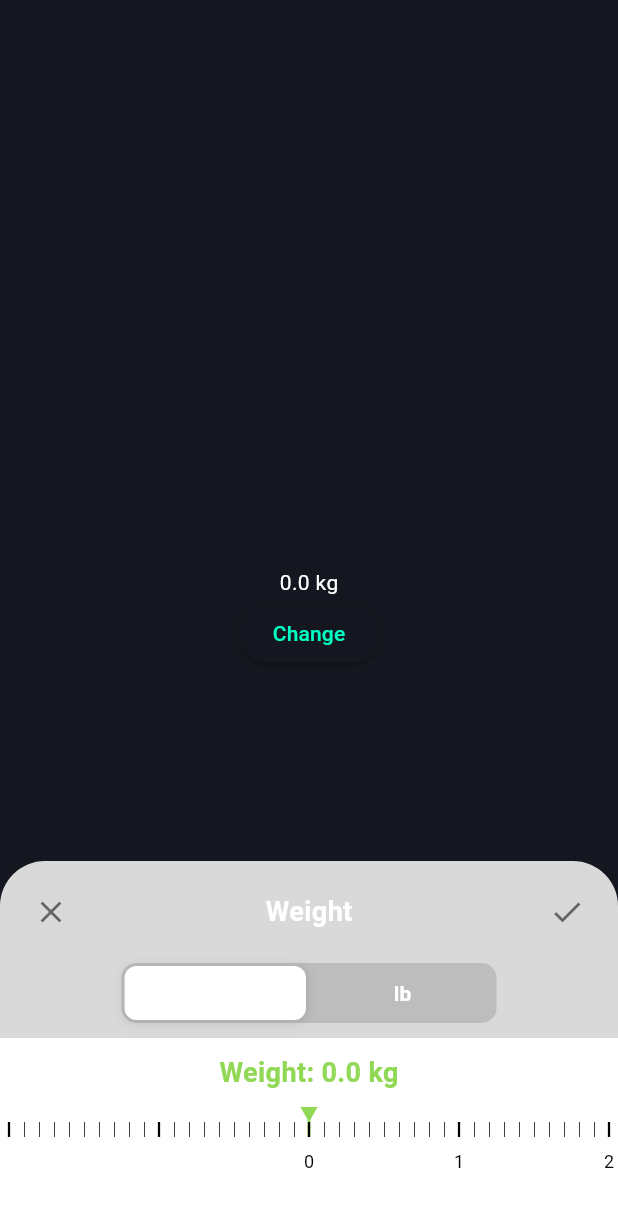
After one commit to hisnaider/Bora-Caminhar, a Flutter app: the MyApp screen opened directly, after a tap on "Change", on a phone screen of 412 x 824 dp. The commit adds this screen. Shown: the top 1207 px of the screen. Run offline on Flutter 3.47's test engine with Material 3 defaults, Android fonts, the phone set to English and light mode, and no system bars; our stand-ins replace flutter_svg; missing offline and left inert: dart:ffi.

Commit message:
weight slider created

```diff
--- /dev/null
+++ b/lib/components/teste.dart
@@ -0,0 +1,504 @@
+import 'package:flutter/material.dart';
+import 'package:flutter/physics.dart';
+
+void fileMain() {
+  runApp(
+    const MaterialApp(
+      home: MyApp(),
+    ),
+  );
+}
+
+class MyApp extends StatefulWidget {
+  const MyApp({super.key});
+
+  @override
+  State<MyApp> createState() => _MyAppState();
+}
+
+class _MyAppState extends State<MyApp> {
+  WeightType weightType = WeightType.kg;
+
+  double weight = 0;
+
+  @override
+  Widget build(BuildContext context) {
+    return Scaffold(
+      body: Center(
+        child: Column(
+          mainAxisAlignment: MainAxisAlignment.center,
+          children: [
+            Text('$weight ${weightType.name}'),
+            ElevatedButton(
+              onPressed: () => _openBottomSheet(context),
+              child: const Text('Change'),
+            ),
+          ],
+        ),
+      ),
+    );
+  }
+
+  void _openBottomSheet(BuildContext context) async {
+    final res = await showModalBottomSheet(
+      context: context,
+      elevation: 0,
+      backgroundColor: Colors.transparent,
+      barrierColor: Colors.transparent,
+      builder: (context) {
+        return StatefulBuilder(builder: (context, setState) {
+          return Container(
+            decoration: _bottomSheetDecoration,
+            height: 250,
+            child: Column(
+              children: [
+                _Header(
+                  weightType: weightType,
+                  inKg: weight,
+                ),
+                _Switcher(
+                  weightType: weightType,
+                  onChanged: (type) => setState(() => weightType = type),
+                ),
+                const SizedBox(height: 10),
+                Expanded(
+                  child: DivisionSlider(
+                    from: 0,
+                    max: 100,
+                    initialValue: weight,
+                    type: weightType,
+                    onChanged: (value) => setState(() => weight = value),
+                  ),
+                )
+              ],
+            ),
+          );
+        });
+      },
+    );
+    if (res != null) {
+      setState(() {
+        weightType = res.item1;
+        weight = res.item2;
+      });
+    }
+  }
+}
+
+const _bottomSheetDecoration = BoxDecoration(
+  color: Color(0xffD9D9D9),
+  borderRadius: BorderRadius.only(
+    topLeft: Radius.circular(30),
+    topRight: Radius.circular(30),
+  ),
+);
+
+class _Header extends StatelessWidget {
+  const _Header({
+    required this.weightType,
+    required this.inKg,
+  });
+
+  final WeightType weightType;
+  final double inKg;
+
+  @override
+  Widget build(BuildContext context) {
+    final navigator = Navigator.of(context);
+    return Padding(
+      padding: const EdgeInsets.all(10),
+      child: Row(
+        mainAxisAlignment: MainAxisAlignment.spaceBetween,
+        children: [
+          IconButton(
+            color: Colors.black54,
+            onPressed: () => navigator.pop(),
+            icon: const Icon(Icons.close),
+          ),
+          const Text('Weight',
+              style: TextStyle(fontSize: 18, fontWeight: FontWeight.w600)),
+          IconButton(
+            color: Colors.black54,
+            onPressed: () => navigator.pop(
+              (weightType, inKg),
+            ),
+            icon: const Icon(Icons.check),
+          ),
+        ],
+      ),
+    );
+  }
+}
+
+enum WeightType {
+  kg,
+  lb,
+}
+
+extension WeightTypeExtension on WeightType {
+  String get name {
+    switch (this) {
+      case WeightType.kg:
+        return 'kg';
+      case WeightType.lb:
+        return 'lb';
+    }
+  }
+}
+
+class _Switcher extends StatelessWidget {
+  final WeightType weightType;
+  final ValueChanged<WeightType> onChanged;
+  const _Switcher({
+    Key? key,
+    required this.weightType,
+    required this.onChanged,
+  }) : super(key: key);
+
+  @override
+  Widget build(BuildContext context) {
+    return Container(
+      height: 40,
+      width: 250,
+      decoration: BoxDecoration(
+        color: Colors.grey[400],
+        borderRadius: BorderRadius.circular(10),
+      ),
+      child: Stack(
+        children: [
+          AnimatedPositioned(
+            top: 2,
+            width: 121,
+            height: 36,
+            left: weightType == WeightType.kg ? 2 : 127,
+            duration: const Duration(milliseconds: 300),
+            child: Container(
+              decoration: BoxDecoration(
+                color: Colors.white,
+                borderRadius: BorderRadius.circular(8),
+                boxShadow: [
+                  BoxShadow(
+                    color: Colors.black.withOpacity(0.1),
+                    blurRadius: 5,
+                    spreadRadius: 1,
+                    offset: const Offset(0, 1),
+                  ),
+                ],
+              ),
+            ),
+          ),
+          Positioned.fill(
+              child: Row(
+            crossAxisAlignment: CrossAxisAlignment.stretch,
+            children: [
+              _buildButton(WeightType.kg),
+              _buildButton(WeightType.lb)
+            ],
+          ))
+        ],
+      ),
+    );
+  }
+
+  Widget _buildButton(WeightType type) {
+    return Expanded(
+      child: GestureDetector(
+        behavior: HitTestBehavior.opaque,
+        onTap: () => onChanged(type),
+        child: Center(
+          child: Text(
+            type.name,
+            style: const TextStyle(fontWeight: FontWeight.bold),
+            textAlign: TextAlign.center,
+          ),
+        ),
+      ),
+    );
+  }
+}
+
+class DivisionSlider extends StatefulWidget {
+  final double from;
+  final double max;
+  final double initialValue;
+  final Function(double) onChanged;
+  final WeightType type;
+
+  const DivisionSlider({
+    required this.from,
+    required this.max,
+    required this.initialValue,
+    required this.onChanged,
+    required this.type,
+    super.key,
+  });
+
+  @override
+  State<DivisionSlider> createState() => _DivisionSliderState();
+}
+
+class _DivisionSliderState extends State<DivisionSlider> {
+  PageController? numbersController;
+  final itemsExtension = 1000;
+  late double value;
+
+  @override
+  void initState() {
+    value = widget.initialValue;
+    super.initState();
+  }
+
+  void _updateValue() {
+    value = ((((numbersController?.page ?? 0) - itemsExtension) * 10)
+                .roundToDouble() /
+            10)
+        .clamp(widget.from, widget.max);
+    widget.onChanged(value);
+  }
+
+  @override
+  Widget build(BuildContext context) {
+    assert(widget.initialValue >= widget.from &&
+        widget.initialValue <= widget.max);
+    return Container(
+      color: Colors.white,
+      child: LayoutBuilder(
+        builder: (context, constraints) {
+          final viewPortFraction = 1 / (constraints.maxWidth / 10);
+          numbersController = PageController(
+            initialPage: itemsExtension + widget.initialValue.toInt(),
+            viewportFraction: viewPortFraction * 10,
+          );
+          numbersController?.addListener(_updateValue);
+          return Column(
+            mainAxisSize: MainAxisSize.min,
+            crossAxisAlignment: CrossAxisAlignment.center,
+            children: [
+              const SizedBox(height: 10),
+              Text(
+                'Weight: $value ${widget.type.name}',
+                style: const TextStyle(
+                  fontSize: 18,
+                  fontWeight: FontWeight.w600,
+                  color: greenColor,
+                ),
+              ),
+              const SizedBox(height: 10),
+              SizedBox(
+                height: 10,
+                width: 11.5,
+                child: CustomPaint(
+                  painter: TrianglePainter(),
+                ),
+              ),
+              _Numbers(
+                itemsExtension: itemsExtension,
+                controller: numbersController,
+                start: widget.from.toInt(),
+                end: widget.max.toInt(),
+              ),
+            ],
+          );
+        },
+      ),
+    );
+  }
+
+  @override
+  void dispose() {
+    numbersController?.removeListener(_updateValue);
+    numbersController?.dispose();
+    super.dispose();
+  }
+}
+
+class TrianglePainter extends CustomPainter {
+  TrianglePainter();
+
+  @override
+  void paint(Canvas canvas, Size size) {
+    Paint paint = Paint()..color = greenColor;
+    Paint paint2 = Paint()
+      ..color = greenColor
+      ..strokeWidth = 2
+      ..style = PaintingStyle.stroke;
+
+    canvas.drawPath(getTrianglePath(size.width, size.height), paint);
+    canvas.drawPath(line(size.width, size.height), paint2);
+  }
+
+  Path getTrianglePath(double x, double y) {
+    return Path()
+      ..lineTo(x, 0)
+      ..lineTo(x / 2, y)
+      ..lineTo(0, 0);
+  }
+
+  Path line(double x, double y) {
+    return Path()
+      ..moveTo(x / 2, 0)
+      ..lineTo(x / 2, y * 2);
+  }
+
+  @override
+  bool shouldRepaint(TrianglePainter oldDelegate) {
+    return true;
+  }
+}
+
+const greenColor = Color(0xff90D855);
+
+class _Numbers extends StatelessWidget {
+  final PageController? controller;
+  final int itemsExtension;
+  final int start;
+  final int end;
+
+  const _Numbers({
+    required this.controller,
+    required this.itemsExtension,
+    required this.start,
+    required this.end,
+    Key? key,
+  }) : super(key: key);
+
+  @override
+  Widget build(BuildContext context) {
+    return SizedBox(
+      height: 42,
+      child: PageView.builder(
+        pageSnapping: false,
+        controller: controller,
+        physics: _CustomPageScrollPhysics(
+          start: itemsExtension + start.toDouble(),
+          end: itemsExtension + end.toDouble(),
+        ),
+        scrollDirection: Axis.horizontal,
+        itemBuilder: (context, rawIndex) {
+          final index = rawIndex - itemsExtension;
+          return _Item(index: index >= start && index <= end ? index : null);
+        },
+      ),
+    );
+  }
+}
+
+class _Item extends StatelessWidget {
+  final int? index;
+
+  const _Item({
+    required this.index,
+    Key? key,
+  }) : super(key: key);
+
+  @override
+  Widget build(BuildContext context) {
+    return SizedBox(
+      child: Column(
+        children: [
+          const _Dividers(),
+          if (index != null)
+            Expanded(
+              child: Center(
+                child: Text(
+                  '$index',
+                  style: const TextStyle(
+                    color: Colors.black,
+                    fontSize: 12,
+                  ),
+                ),
+              ),
+            ),
+        ],
+      ),
+    );
+  }
+}
+
+class _Dividers extends StatelessWidget {
+  const _Dividers({Key? key}) : super(key: key);
+
+  @override
+  Widget build(BuildContext context) {
+    return SizedBox(
+      height: 10,
+      child: Row(
+        crossAxisAlignment: CrossAxisAlignment.stretch,
+        children: List.generate(10, (index) {
+          final thickness = index == 5 ? 1.5 : 0.5;
+          return Expanded(
+            child: Row(
+              children: [
+                Transform.translate(
+                  offset: Offset(-thickness / 2, 0),
+                  child: VerticalDivider(
+                    thickness: thickness,
+                    width: 1,
+                    color: Colors.black,
+                  ),
+                ),
+              ],
+            ),
+          );
+        }),
+      ),
+    );
+  }
+}
+
+class _CustomPageScrollPhysics extends ScrollPhysics {
+  final double start;
+  final double end;
+
+  const _CustomPageScrollPhysics({
+    required this.start,
+    required this.end,
+    ScrollPhysics? parent,
+  }) : super(parent: parent);
+
+  @override
+  _CustomPageScrollPhysics applyTo(ScrollPhysics? ancestor) {
+    return _CustomPageScrollPhysics(
+      parent: buildParent(ancestor),
+      start: start,
+      end: end,
+    );
+  }
+
+  @override
+  Simulation? createBallisticSimulation(
+    ScrollMetrics position,
+    double velocity,
+  ) {
+    final oldPosition = position.pixels;
+    final frictionSimulation =
+        FrictionSimulation(0.4, position.pixels, velocity * 0.2);
+
+    double newPosition = (frictionSimulation.finalX / 10).round() * 10;
+
+    final endPosition = end * 10 * 10;
+    final startPosition = start * 10 * 10;
+    if (newPosition > endPosition) {
+      newPosition = endPosition;
+    } else if (newPosition < startPosition) {
+      newPosition = startPosition;
+    }
+    if (oldPosition == newPosition) {
+      return null;
+    }
+    return ScrollSpringSimulation(
+      spring,
+      position.pixels,
+      newPosition.toDouble(),
+      velocity,
+      tolerance: tolerance,
+    );
+  }
+
+  @override
+  SpringDescription get spring => const SpringDescription(
+        mass: 20,
+        stiffness: 100,
+        damping: 0.8,
+      );
+}
--- a/lib/constant.dart
+++ b/lib/constant.dart
@@ -35,6 +35,8 @@ const Map<String, dynamic> healthDetail = {
   },
 };
 
+const Color primaryColor = Color.fromRGBO(0, 255, 194, 1);
+
 const Color calorieColor = Color.fromRGBO(255, 122, 0, 1);
 const Color distanceColor = Color.fromRGBO(255, 214, 0, 1);
 const Color stepColor = Color.fromRGBO(0, 102, 255, 1);
--- a/lib/main.dart
+++ b/lib/main.dart
@@ -1,3 +1,4 @@
+import 'package:bora_caminhar/constant.dart';
 import 'package:bora_caminhar/screens/homepage_screen.dart';
 import 'package:flutter/material.dart';
 
@@ -13,7 +14,7 @@ class MainApp extends StatelessWidget {
     return MaterialApp(
       theme: ThemeData(
         colorScheme: ColorScheme.dark(
-            primary: Color.fromRGBO(0, 255, 194, 1),
+            primary: primaryColor,
             background: Color.fromRGBO(26, 29, 38, 1),
             surface: Color.fromRGBO(20, 23, 31, 1)),
         bottomSheetTheme: BottomSheetThemeData(
```
Also changed, not shown: lib/components/weight_modal.dart (+160 -41 lines).
